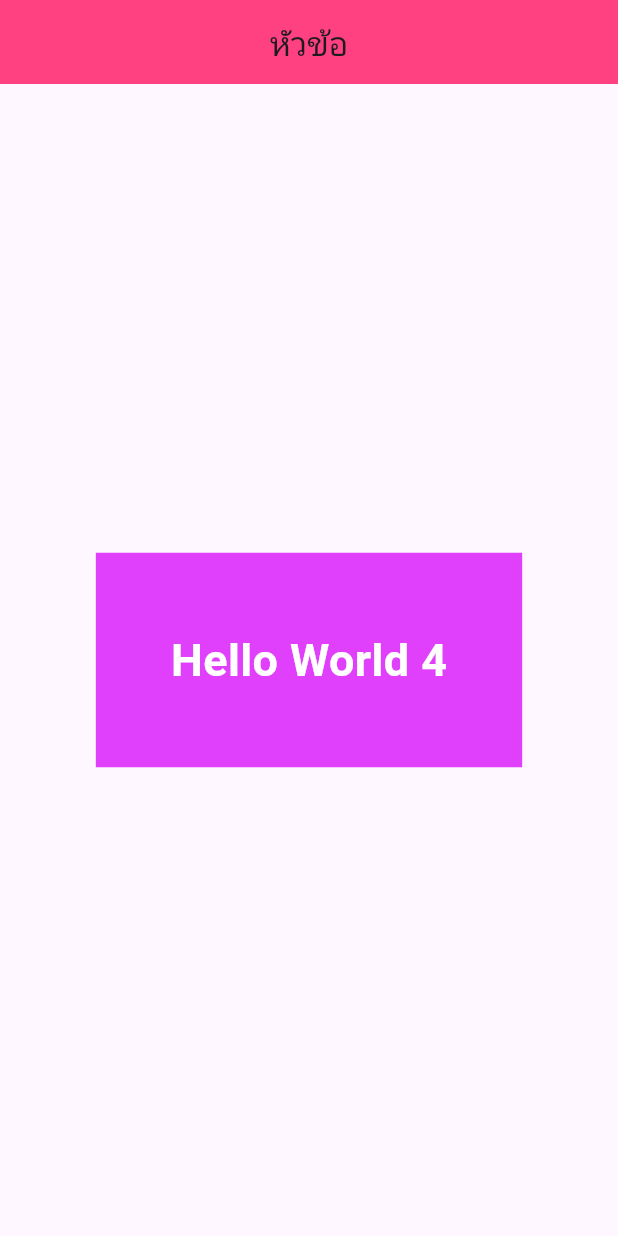
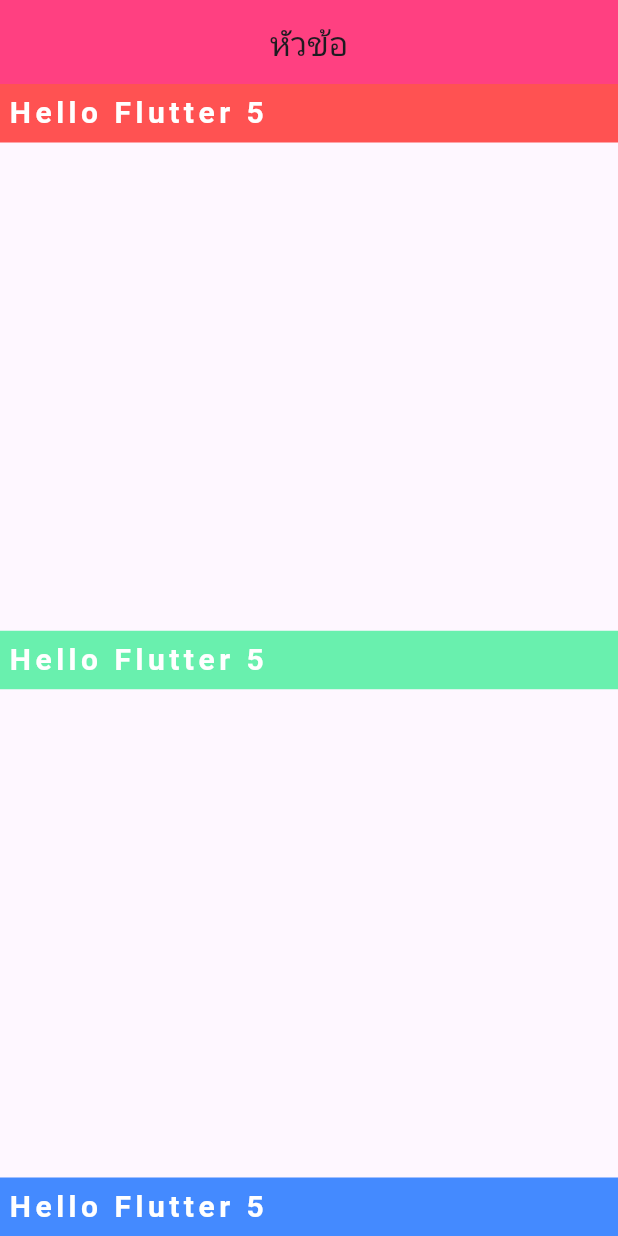
Before and after one commit to SorawitZongkun/learn_flutter_68_2, a Flutter app: the screen it shows after launch, on a phone screen of 412 x 824 dp. Run offline on Flutter 3.47's test engine with Material 3 defaults, Android fonts, the phone set to English and light mode, and no system bars.

Commit message:
Step 5: row, colomn, main axis, cross axis

```diff
--- a/lib/screen/home.dart
+++ b/lib/screen/home.dart
@@ -5,20 +5,55 @@ class Home extends StatelessWidget {
 
   @override
   Widget build(BuildContext context) {
-    return Center(
-      child: Container(
-        color: Colors.purpleAccent,
-        margin: EdgeInsets.symmetric(horizontal: 20, vertical: 10),
-        padding: EdgeInsets.all(50),
-        child: Text(
-          "Hello World 4",
-          style: TextStyle(
-            fontSize: 30,
-            color: Colors.white,
-            fontWeight: FontWeight.bold,
+    // return Row(
+    return Column(
+      // mainAxisAlignment: MainAxisAlignment.start,
+      // mainAxisAlignment: MainAxisAlignment.center,
+      // mainAxisAlignment: MainAxisAlignment.end,
+      // mainAxisAlignment: MainAxisAlignment.spaceAround,
+      mainAxisAlignment: MainAxisAlignment.spaceBetween,
+      crossAxisAlignment: CrossAxisAlignment.stretch,
+      children: [
+        Container(
+          color: Colors.redAccent,
+          padding: EdgeInsets.symmetric(horizontal: 5, vertical: 5),
+          child: Text(
+            "Hello Flutter 5",
+            style: TextStyle(
+              fontSize: 20,
+              color: Colors.white,
+              fontWeight: FontWeight.bold,
+              letterSpacing: 3,
+            ),
           ),
         ),
-      ),
+        Container(
+          color: Colors.greenAccent,
+          padding: EdgeInsets.symmetric(horizontal: 5, vertical: 5),
+          child: Text(
+            "Hello Flutter 5",
+            style: TextStyle(
+              fontSize: 20,
+              color: Colors.white,
+              fontWeight: FontWeight.bold,
+              letterSpacing: 3,
+            ),
+          ),
+        ),
+        Container(
+          color: Colors.blueAccent,
+          padding: EdgeInsets.symmetric(horizontal: 5, vertical: 5),
+          child: Text(
+            "Hello Flutter 5",
+            style: TextStyle(
+              fontSize: 20,
+              color: Colors.white,
+              fontWeight: FontWeight.bold,
+              letterSpacing: 3,
+            ),
+          ),
+        ),
+      ],
     );
   }
 }
```
